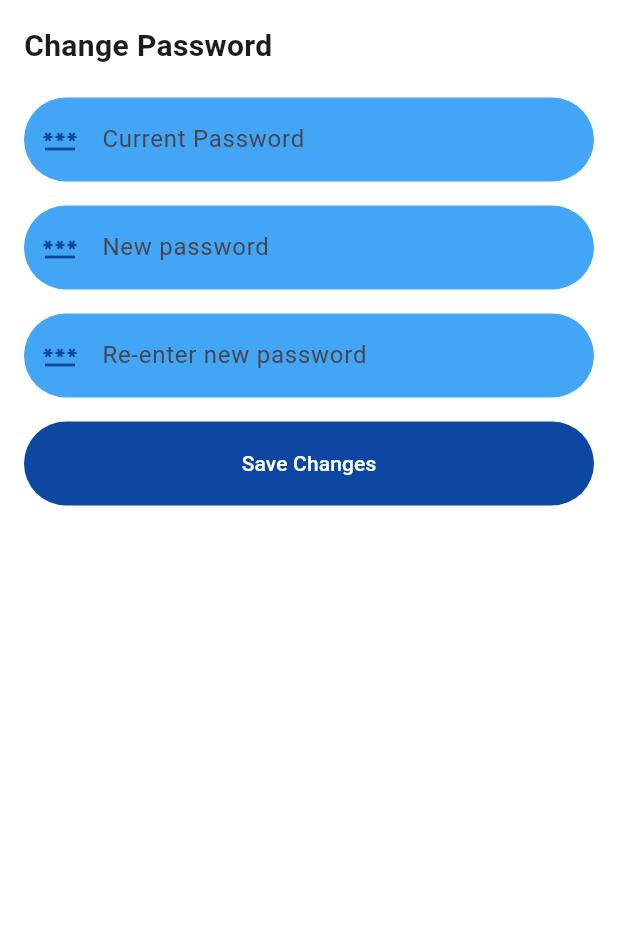
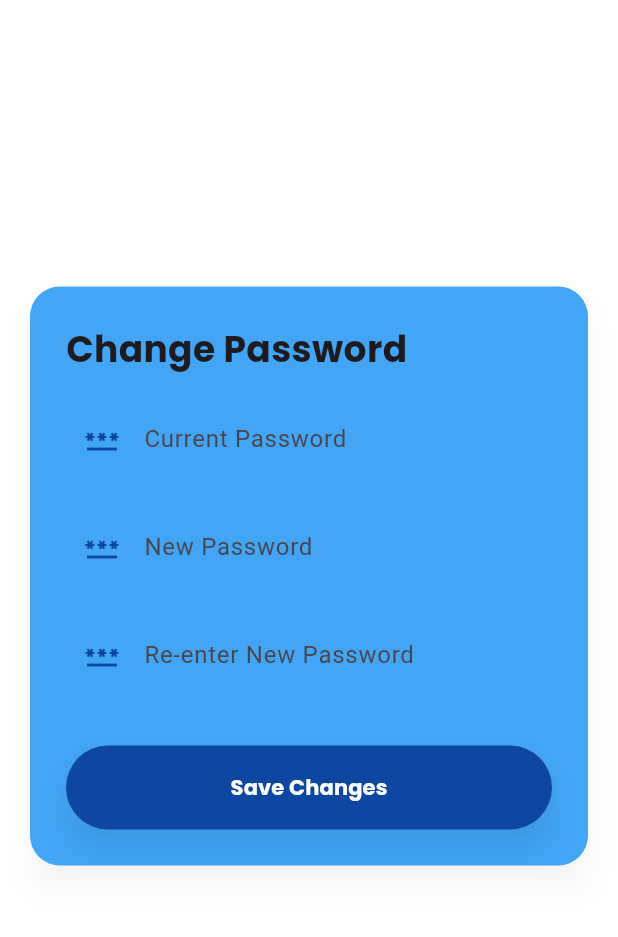
Before and after one commit to LuwinWickramasinghe/Biomark, a Flutter app: the EditPassword screen opened directly, on a phone screen of 412 x 824 dp, the part 84-1021 px from its top. Run offline on Flutter 3.47's test engine with Material 3 defaults, Android fonts, the phone set to English and light mode, and no system bars; our stand-ins replace cloud_firestore, firebase_core, flutter_svg, sqflite; missing offline and left inert: encrypt; accounts and stored records are empty.

Commit message:
not completed ui

```diff
--- /dev/null
+++ b/devtools_options.yaml
@@ -0,0 +1,3 @@
+description: This file stores settings for Dart & Flutter DevTools.
+documentation: https://docs.flutter.dev/tools/devtools/extensions#configure-extension-enablement-states
+extensions:
--- a/lib/Screens/EditProfile/edit_password.dart
+++ b/lib/Screens/EditProfile/edit_password.dart
@@ -16,7 +16,8 @@ class _EditPasswordScreenState extends State<EditPassword> {
   final _formKey = GlobalKey<FormState>();
   final TextEditingController _passwordController = TextEditingController();
   final TextEditingController _newPasswordController = TextEditingController();
-  final TextEditingController _confirmPasswordController = TextEditingController();
+  final TextEditingController _confirmPasswordController =
+      TextEditingController();
 
   late final UserService _userService;
   bool isSubscribed = false;
@@ -29,14 +30,12 @@ class _EditPasswordScreenState extends State<EditPassword> {
 
   Future<void> _saveForm() async {
     if (_formKey.currentState!.validate()) {
-      // Collect form data
       Map<String, dynamic> formData = {
         'email': _passwordController.text,
         'newPassword': hashPassword(_newPasswordController.text),
       };
 
       try {
-        // Attempt to save form data
         await _userService.saveFormData(formData, false);
         setState(() {
           isSubscribed = true;
@@ -48,10 +47,10 @@ class _EditPasswordScreenState extends State<EditPassword> {
 
         Navigator.pushReplacement(
           context,
-          MaterialPageRoute(builder: (context) => const SubscribeSuccessfulScreen()),
+          MaterialPageRoute(
+              builder: (context) => const SubscribeSuccessfulScreen()),
         );
       } catch (e) {
-        // Handle failure, set isSubscribed to false
         setState(() {
           isSubscribed = false;
         });
@@ -62,7 +61,8 @@ class _EditPasswordScreenState extends State<EditPassword> {
 
         Navigator.pushReplacement(
           context,
-          MaterialPageRoute(builder: (context) => const SubscribeUnsuccessfulScreen()),
+          MaterialPageRoute(
+              builder: (context) => const SubscribeUnsuccessfulScreen()),
         );
       }
     }
@@ -74,19 +74,33 @@ class _EditPasswordScreenState extends State<EditPassword> {
       appBar: AppBar(
         title: const Text("Your Profile"),
       ),
-      body: Padding(
+      body: Center(
+        child: Padding(
           padding: const EdgeInsets.all(16.0),
-        child: SingleChildScrollView(
+          child: Card(
+            color: kPrimaryLightColor,
+            shape: RoundedRectangleBorder(
+              borderRadius: BorderRadius.circular(20),
+            ),
+            elevation: 8,
+            shadowColor: Colors.black.withOpacity(0.2),
+            child: Padding(
+              padding: const EdgeInsets.all(24.0),
               child: Form(
                 key: _formKey,
                 child: Column(
+                  mainAxisSize: MainAxisSize.min,
                   crossAxisAlignment: CrossAxisAlignment.start,
                   children: [
                     const Text(
                       "Change Password",
-                  style: TextStyle(fontSize: 20, fontWeight: FontWeight.bold),
+                      style: TextStyle(
+                        fontSize: 24,
+                        fontWeight: FontWeight.bold,
+                        fontFamily: 'Montserrat',
                       ),
-                const SizedBox(height: 20),
+                    ),
+                    const SizedBox(height: defaultPadding),
                     TextFormField(
                       controller: _passwordController,
                       decoration: const InputDecoration(
@@ -99,7 +113,7 @@ class _EditPasswordScreenState extends State<EditPassword> {
                     TextFormField(
                       controller: _newPasswordController,
                       decoration: const InputDecoration(
-                    labelText: "New password",
+                        labelText: "New Password",
                         prefixIcon: Icon(Icons.password),
                       ),
                       obscureText: true,
@@ -108,7 +122,7 @@ class _EditPasswordScreenState extends State<EditPassword> {
                     TextFormField(
                       controller: _confirmPasswordController,
                       decoration: const InputDecoration(
-                    labelText: "Re-enter new password",
+                        labelText: "Re-enter New Password",
                         prefixIcon: Icon(Icons.password),
                       ),
                       obscureText: true,
@@ -119,11 +133,30 @@ class _EditPasswordScreenState extends State<EditPassword> {
                         return null;
                       },
                     ),
-                const SizedBox(height: defaultPadding),
+                    const SizedBox(height: defaultPadding * 2),
                     Center(
                       child: ElevatedButton(
                         onPressed: _saveForm,
-                    child: const Text("Save Changes"),
+                        style: ElevatedButton.styleFrom(
+                          backgroundColor: kPrimaryColor,
+                          padding: const EdgeInsets.symmetric(
+                            vertical: 16,
+                            horizontal: 32,
+                          ),
+                          shape: RoundedRectangleBorder(
+                            borderRadius: BorderRadius.circular(30),
+                          ),
+                          elevation: 8,
+                          shadowColor: Colors.black.withOpacity(0.3),
+                        ),
+                        child: const Text(
+                          "Save Changes",
+                          style: TextStyle(
+                            fontFamily: 'Montserrat',
+                            fontWeight: FontWeight.bold,
+                            color: Colors.white,
+                          ),
+                        ),
                       ),
                     ),
                   ],
@@ -131,6 +164,8 @@ class _EditPasswordScreenState extends State<EditPassword> {
               ),
             ),
           ),
+        ),
+      ),
     );
   }
 }
--- a/lib/Screens/Welcome/components/login_signup_btn.dart
+++ b/lib/Screens/Welcome/components/login_signup_btn.dart
@@ -1,5 +1,8 @@
 import 'package:flutter/material.dart';
 
+import '../../EditProfile/edit_email.dart';
+import '../../EditProfile/edit_password.dart';
+import '../../EditProfile/edit_profile.dart';
 import '../../Login/login_screen.dart';
 import '../../RecoveryConfirmation/recovery_confirmation_screen.dart';
 import '../../RecoveryConfirmation/recovery_successful.dart';
@@ -84,7 +87,7 @@ class LoginAndSignupBtn extends StatelessWidget {
               context,
               MaterialPageRoute(
                 builder: (context) {
-                  return const RecoveryUnsuccessfulScreen();
+                  return const EditProfileScreen();
                 },
               ),
             );
```
Also changed, not shown: lib/Screens/EditProfile/edit_email.dart (+55 -22 lines), lib/Screens/EditProfile/edit_profile.dart (+47 -14 lines), pubspec.lock. Lines whose indentation alone changed are shown as unchanged.
